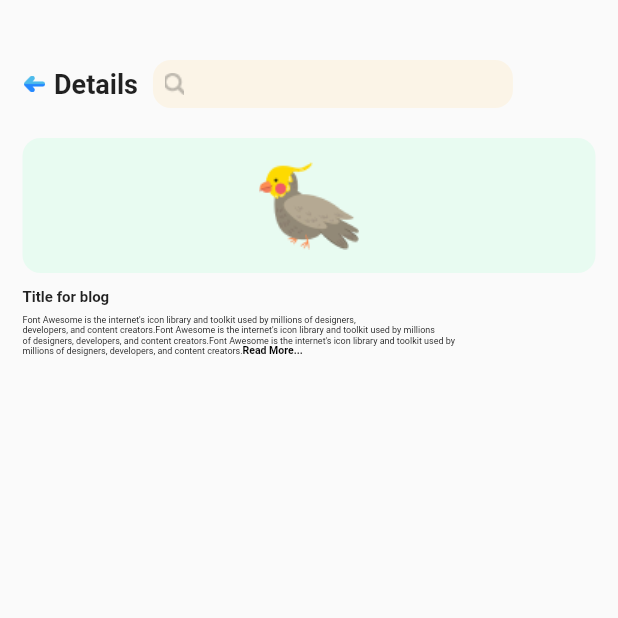
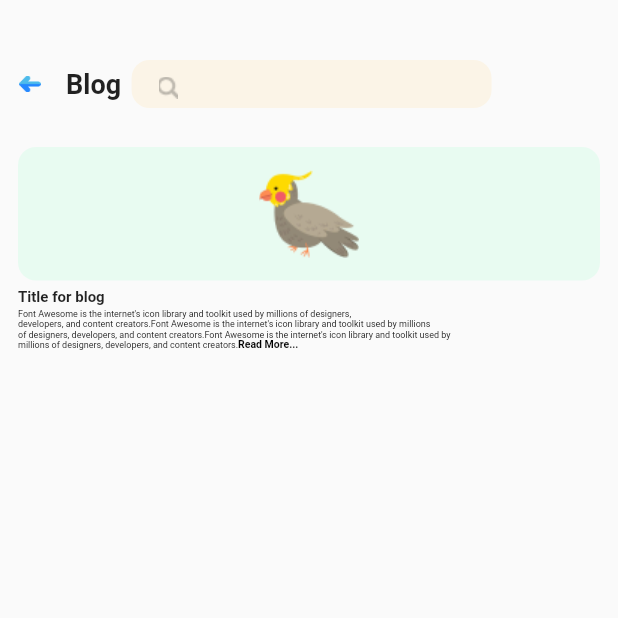
Before and after one commit to IshrakKhalil/Adopt-Box, a Flutter app: the Blog_Box screen opened by its route, on a phone screen of 412 x 824 dp, the top half of it. Run offline on Flutter 3.47's test engine with Material 2 defaults, Android fonts, the phone set to English and light mode, and no system bars; our stand-ins replace flutter_svg.

Commit message:
Box Style

```diff
--- a/lib/blog_screen.dart
+++ b/lib/blog_screen.dart
@@ -10,7 +10,11 @@ class Blog_Box extends StatelessWidget {
   Widget build(BuildContext context) {
     return Scaffold(
       body: Padding(
-        padding: const EdgeInsets.only(top: 40, left: 15, right: 15),
+        padding: const EdgeInsets.only(
+          top: 40,
+          left: 12,
+          right: 12,
+        ),
         child: Column(
           crossAxisAlignment: CrossAxisAlignment.start,
           children: [
@@ -22,17 +26,17 @@ class Blog_Box extends StatelessWidget {
                   height: 11,
                 ),
                 SizedBox(
-                  width: 5,
+                  width: 16,
                 ),
                 Text(
-                  "Details",
+                  "Blog",
                   style: TextStyle(
                     fontSize: 18,
-                    fontWeight: FontWeight.bold,
+                    fontWeight: FontWeight.w700,
                   ),
                 ),
                 SizedBox(
-                  width: 10,
+                  width: 7,
                 ),
                 Container(
                   height: 32,
@@ -42,7 +46,12 @@ class Blog_Box extends StatelessWidget {
                     borderRadius: BorderRadius.circular(12),
                   ),
                   child: Padding(
-                    padding: const EdgeInsets.only(left: 8),
+                    padding: const EdgeInsets.only(
+                      left: 18,
+                      right: 209,
+                      top: 11,
+                      bottom: 6,
+                    ),
                     child: Row(
                       children: [
                         Image.asset(
@@ -55,21 +64,29 @@ class Blog_Box extends StatelessWidget {
               ],
             ),
             SizedBox(
-              height: 20,
+              height: 26,
             ),
             Container(
-              height: 90,
+              height: 89,
               width: double.maxFinite,
               decoration: BoxDecoration(
                 color: Color(0xffA2FECF).withOpacity(0.2),
                 borderRadius: BorderRadius.circular(12),
               ),
-              child: Image.asset(
-                "assets/icon/Bird.png",
+              child: Padding(
+                padding: const EdgeInsets.only(
+                  top: 15,
+                  bottom: 15,
+                  right: 122,
+                  left: 122,
+                ),
+                child: Image.asset(
+                  "assets/icon/Bird.png",
+                ),
               ),
             ),
             SizedBox(
-              height: 10,
+              height: 5,
             ),
             Text(
               "Title for blog ",
@@ -79,7 +96,7 @@ class Blog_Box extends StatelessWidget {
               ),
             ),
             SizedBox(
-              height: 5,
+              height: 1,
             ),
             RichText(
               text: TextSpan(
@@ -91,6 +108,7 @@ millions of designers, developers, and content creators.''',
                 style: TextStyle(
                   color: Colors.black,
                   fontSize: 6,
+                  fontWeight: FontWeight.w400,
                 ),
                 children: const <TextSpan>[
                   TextSpan(
--- a/lib/main.dart
+++ b/lib/main.dart
@@ -19,8 +19,8 @@ class Myapp extends StatelessWidget {
       debugShowCheckedModeBanner: false,
       //initialRoute: HomePage_Box.home,
       //initialRoute: UrgentPost_Box.urgent,
-      initialRoute: Details_Screen.detail,
-      //initialRoute: Blog_Box.blog,
+      //initialRoute: Details_Screen.detail,
+      initialRoute: Blog_Box.blog,
       routes: {
         HomePage_Box.home: (context) => HomePage_Box(),
         UrgentPost_Box.urgent: (context) => UrgentPost_Box(),
```
